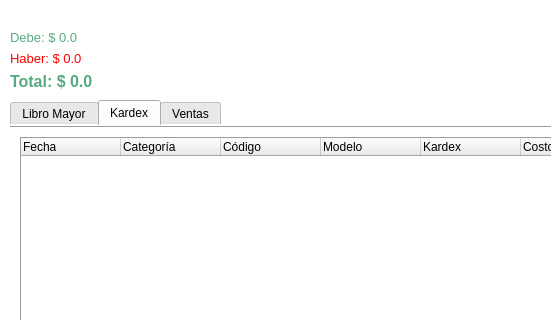
Above: system/layout/dialogFinanzas.ui from josueisaihs/SPINER_PUNTO_VENTA before the change; both pictures show x 0 to 551 and y 0 to 320 of the 1000 by 600 pixel window. Below: the same form after it.
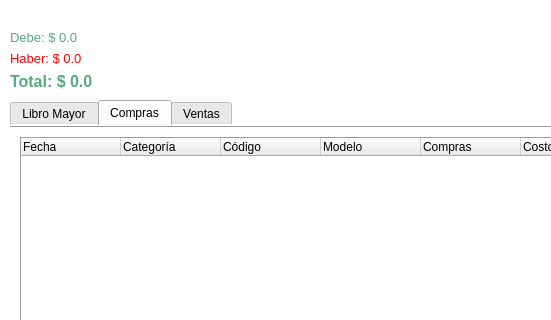
That is the form after the change. The open tabs and pages were chosen to show the change.

```diff
--- a/system/layout/dialogFinanzas.ui
+++ b/system/layout/dialogFinanzas.ui
@@ -228,7 +228,7 @@
             </widget>
             <widget class="QWidget" name="tab_3">
                 <attribute name="title">
-                    <string>Kardex</string>
+                    <string>Compras</string>
                 </attribute>
                 <widget class="QTreeWidget" name="kardexTreeWidget">
                     <property name="geometry">
@@ -270,7 +270,7 @@
                     </column>
                     <column>
                         <property name="text">
-                            <string>Kardex</string>
+                            <string>Compras</string>
                         </property>
                     </column>
                     <column>
```
